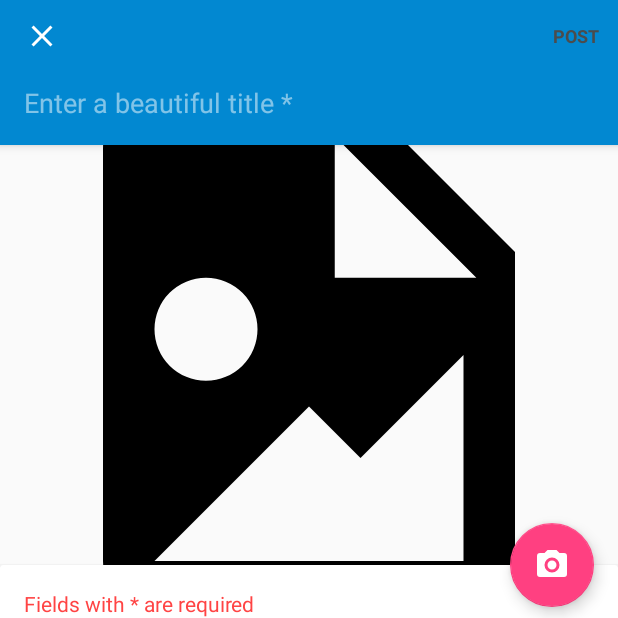
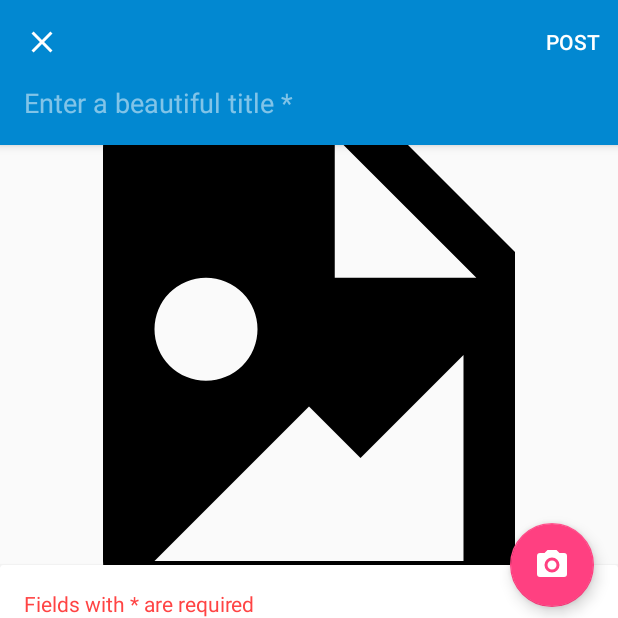
Before and after one commit to maheshgaya/CoolWallpapers, an Android app: the screen it shows after launch once a user with an empty profile is signed in (PostActivity), after a tap on "Post", on a phone screen of 412 x 824 dp, the top half of it. Run offline under Robolectric (Android 15) with nearby library versions, the phone set to English and light mode, and no system bars; our stand-ins replace ButterKnife, Firebase (no records; nobody signed in at launch, a user with empty details on screens opened directly); libraries missing offline, so code that uses them is left out: com.firebase.ui.

Commit message:
Chore: Minor refactor

```diff
--- a/app/src/main/java/com/maheshgaya/android/coolwallpapers/ui/post/PostFragment.java
+++ b/app/src/main/java/com/maheshgaya/android/coolwallpapers/ui/post/PostFragment.java
@@ -11,6 +11,7 @@ import android.support.annotation.NonNull;
 import android.support.annotation.Nullable;
 import android.support.design.widget.CoordinatorLayout;
 import android.support.design.widget.FloatingActionButton;
+import android.support.design.widget.Snackbar;
 import android.support.v4.app.Fragment;
 import android.support.v7.app.AlertDialog;
 import android.support.v7.widget.Toolbar;
@@ -251,6 +252,10 @@ public class PostFragment extends Fragment{
         switch (item.getItemId()) {
             case R.id.action_post:{
                 //all the input fields have not been filled out, so just disable the button
+                if (isInputEmpty()){
+                    Snackbar.make(mCoordinatorLayout, getString(R.string.empty_content), Snackbar.LENGTH_SHORT).show();
+                    return false;
+                }
                 //save image and then save data
                 final DatabaseReference postDBReference = mPostDatabase.getReference().child(Post.TABLE_NAME);
                 if (mUser != null) {
--- a/app/src/main/res/layout/fragment_expanded_search.xml
+++ b/app/src/main/res/layout/fragment_expanded_search.xml
@@ -12,7 +12,7 @@
         android:orientation="horizontal"
         android:weightSum="12"
         android:padding="16dp"
-        android:elevation="8dp"
+        android:elevation="4dp"
         android:background="@android:color/white"
         android:layout_width="match_parent"
         android:layout_height="wrap_content">
--- a/app/src/main/res/layout/fragment_profile.xml
+++ b/app/src/main/res/layout/fragment_profile.xml
@@ -11,7 +11,7 @@
     <android.support.design.widget.AppBarLayout
         android:id="@+id/profile_appbarlayout"
         android:layout_width="match_parent"
-        android:layout_height="@dimen/profile_toolbar_height"
+        android:layout_height="wrap_content"
         android:elevation="8dp"
         android:background="@color/colorPrimary"
         android:theme="@style/AppTheme.AppBarOverlay">
@@ -22,6 +22,7 @@
             app:expandedTitleTextAppearance="@style/ExpandedTextToolbar"
             android:layout_width="match_parent"
             android:layout_height="wrap_content"
+            android:paddingBottom="8dp"
             app:contentScrim="@color/colorPrimaryDark"
             app:expandedTitleMarginStart="48dp"
             app:expandedTitleMarginEnd="64dp"
--- a/app/src/main/res/layout/search_toolbar.xml
+++ b/app/src/main/res/layout/search_toolbar.xml
@@ -3,7 +3,7 @@
     android:id="@+id/search_toolbar_linearlayout"
     android:background="@drawable/search_background"
     android:layout_margin="8dp"
-    android:elevation="8dp"
+    android:elevation="4dp"
     android:orientation="horizontal"
     android:weightSum="12"
     android:layout_width="match_parent"
--- /dev/null
+++ b/app/src/main/res/values-w820dp-land/dimens.xml
@@ -0,0 +1,4 @@
+<?xml version="1.0" encoding="utf-8"?>
+<resources>
+    <integer name="grid_item_columns">5</integer>
+</resources>
--- a/app/src/main/res/values-w820dp/dimens.xml
+++ b/app/src/main/res/values-w820dp/dimens.xml
@@ -3,4 +3,5 @@
          (such as screen margins) for screens with more than 820dp of available width. This
          would include 7" and 10" devices in landscape (~960dp and ~1280dp respectively). -->
     <dimen name="activity_horizontal_margin">64dp</dimen>
+    <integer name="grid_item_columns">3</integer>
 </resources>
--- a/app/src/main/res/values/dimens.xml
+++ b/app/src/main/res/values/dimens.xml
@@ -8,7 +8,7 @@
     <dimen name="profile_image_margin_bottom">16dp</dimen>
     <dimen name="profile_button_side_padding">16dp</dimen>
     <dimen name="profile_button_padding">16dp</dimen>
-    <dimen name="profile_toolbar_height">290dp</dimen>
+    <dimen name="profile_toolbar_height">310dp</dimen>
     <dimen name="profile_name_top_padding">16dp</dimen>
     <dimen name="profile_button_vertical_margin">8dp</dimen>
 
--- a/app/src/main/res/values/styles.xml
+++ b/app/src/main/res/values/styles.xml
@@ -65,6 +65,7 @@
         <item name="android:singleLine">true</item>
         <item name="android:lines">1</item>
         <item name="android:gravity">start</item>
+        <item name="android:inputType">textCapSentences</item>
         <item name="android:imeOptions">actionSearch|flagNoFullscreen</item>
         <item name="android:textColorHint">@android:color/darker_gray</item>
         <item name="android:textSize">@dimen/profile_toolbar_text_size</item>
@@ -72,7 +73,8 @@
     </style>
 
     <!-- Back Button for toolbar-->
-    <style name="AppTheme.CancelButton" parent="android:Theme.Holo">
+    <style name="AppTheme.CancelButton" parent="AppTheme">
+        <item name="android:actionMenuTextColor">@android:color/white</item>
         <item name="android:textColor">@android:color/white</item>
         <item name="android:homeAsUpIndicator">@drawable/ic_close_white</item>
     </style>
@@ -82,6 +84,7 @@
         <item name="android:layout_marginBottom">@dimen/post_content_padding</item>
         <item name="android:imeOptions">flagNoFullscreen</item>
         <item name="android:textColor">@android:color/black</item>
+        <item name="android:inputType">textCapSentences</item>
         <item name="android:drawablePadding">@dimen/post_drawable_content_padding</item>
         <item name="android:textSize">16sp</item>
         <item name="colorAccent">@color/colorPrimary</item>
```
